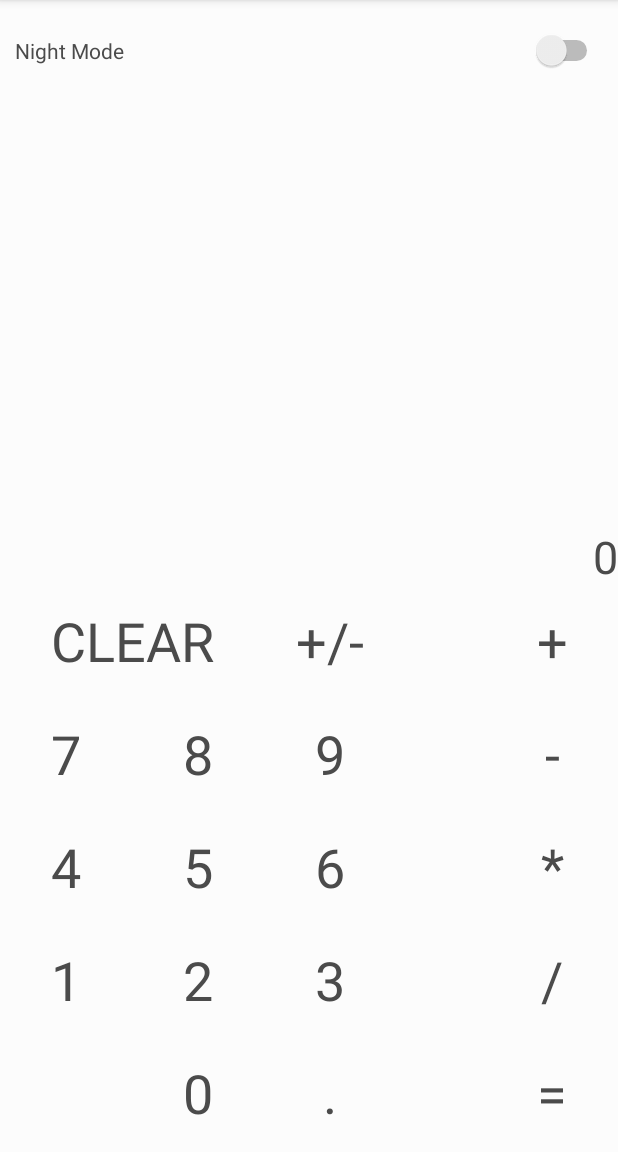
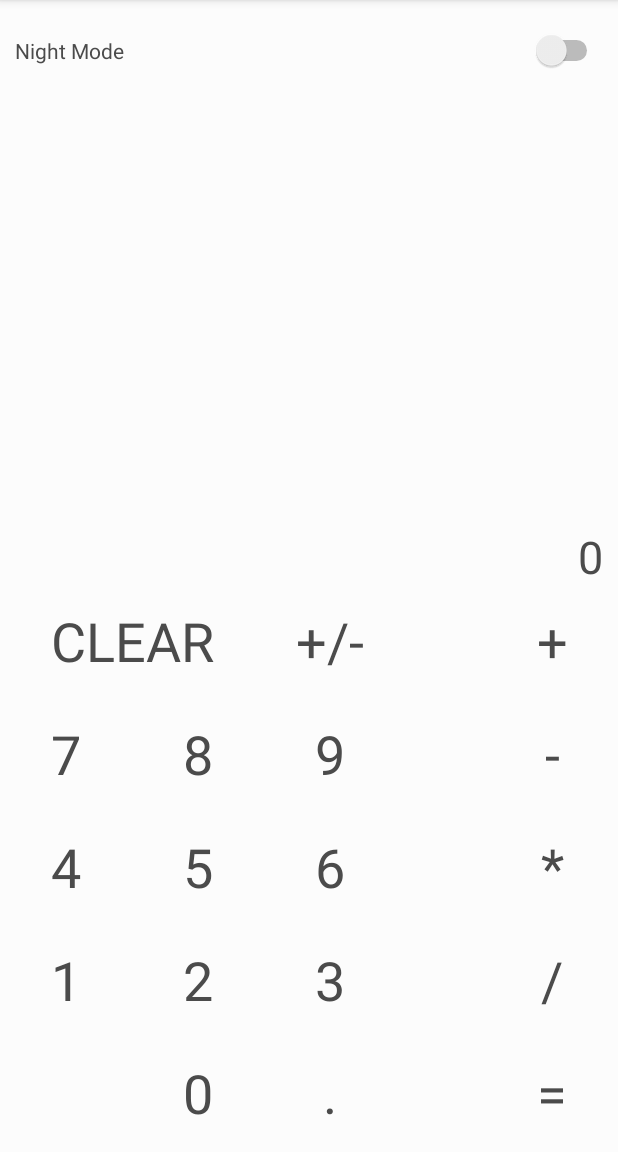
Before and after one commit to vincentcote87/simpleAndroidCalc, an Android app: the screen it shows after launch (MainActivity), on a phone screen of 412 x 824 dp, the part 84-1236 px from its top. Run offline under Robolectric (Android 15) with nearby library versions, the phone set to English and light mode, and no system bars.

```diff
--- a/MyApplication/app/src/main/res/layout/activity_main.xml
+++ b/MyApplication/app/src/main/res/layout/activity_main.xml
@@ -274,7 +274,8 @@
         android:textSize="30sp"
         android:layout_above="@+id/answer"
         android:layout_alignParentLeft="true"
-        android:layout_alignParentStart="true" />
+        android:layout_alignParentStart="true"
+        android:layout_marginRight="10dp"/>
 
     <TextView
         android:id="@+id/answer"
@@ -286,7 +287,8 @@
         android:gravity="right"
         android:text="0"
         android:textColor="?attr/textColour"
-        android:textSize="30sp" />
+        android:textSize="30sp"
+        android:layout_marginRight="10dp"/>
 
     <Switch
         android:id="@+id/themeSwitch"
```
Also changed, not shown: MyApplication/app/src/main/java/com/example/vincent/calculator/MainActivity.java (+10 -4 lines).
